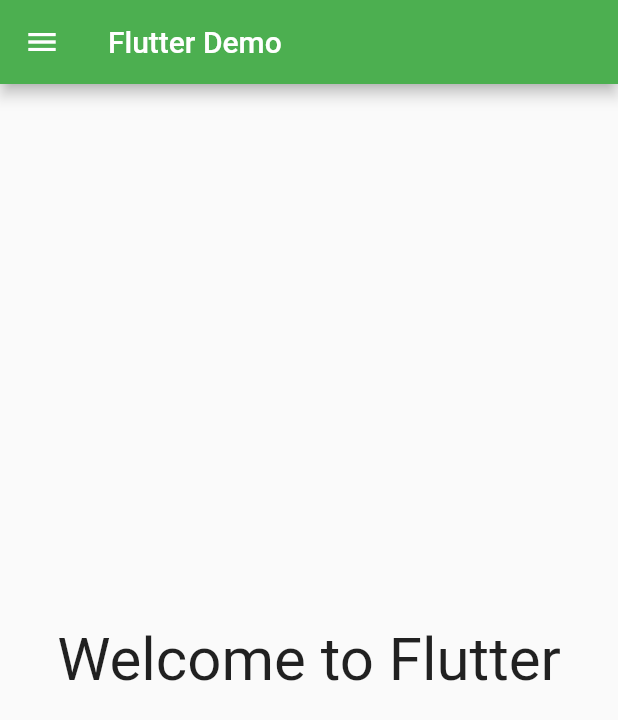
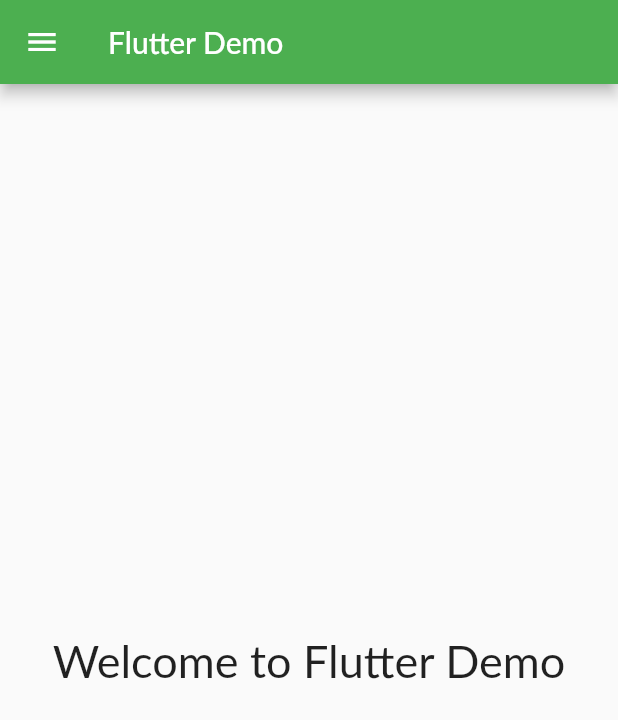
Before and after one commit to maffan91/f3_flutter_demo, a Flutter app: the screen it shows after launch, on a phone screen of 412 x 824 dp. Shown: the top 720 px of the screen. Run offline on Flutter 3.47's test engine with Material 2 defaults, Android fonts, the phone set to English and light mode, and no system bars; missing offline and left inert: flutter_web; Roboto replaces fonts that are missing (Lato).

Commit message:
Web implementation added

```diff
--- a/lib/data/movie-list.dart
+++ b/lib/data/movie-list.dart
@@ -1,4 +1,4 @@
-import 'package:flutter_demo/models/movie.dart';
+import '../models/movie.dart';
 
 class MovieList {
   static Movie getSingleMovie() {
--- a/lib/main.dart
+++ b/lib/main.dart
@@ -1,15 +1,20 @@
-import 'package:flutter/material.dart';
-import 'package:flutter_demo/data/movie-list.dart';
-import 'package:flutter_demo/pages/animation.dart';
-import 'package:flutter_demo/pages/auth.dart';
-import 'package:flutter_demo/pages/columns.dart';
-import 'package:flutter_demo/pages/movies.dart';
-import 'package:flutter_demo/pages/rows.dart';
-import 'package:flutter_demo/pages/stateful.dart';
-import 'package:flutter_demo/pages/stateless.dart';
-import 'package:flutter_demo/pages/welcome.dart';
+import './data/movie-list.dart';
+import './pages/animation.dart';
+import './pages/auth.dart';
+import './pages/columns.dart';
+import './pages/movies.dart';
+import './pages/rows.dart';
+import './pages/stateful.dart';
+import './pages/stateless.dart';
+import './pages/welcome.dart';
+import 'package:flutter_web/material.dart';
 
-void main() => runApp(MyApp());
+void main() {
+  // debugPaintSizeEnabled = true;
+  // debugPaintBaselinesEnabled = true;
+  // debugPaintPointersEnabled = true;
+  runApp(MyApp());
+}
 
 class MyApp extends StatelessWidget {
   @override
@@ -18,9 +23,10 @@ class MyApp extends StatelessWidget {
       title: 'Flutter Demo App',
       debugShowCheckedModeBanner: false,
       theme: ThemeData(
-          brightness: Brightness.light,
-          primaryColor: Colors.green,
-          primarySwatch: Colors.yellow),
+        fontFamily: 'Lato',
+        brightness: Brightness.light,
+        primaryColor: Colors.green,
+      ),
       // home: WelcomePage(),
       routes: {
         '/': (BuildContext context) => WelcomePage(),
--- a/lib/pages/animation.dart
+++ b/lib/pages/animation.dart
@@ -1,6 +1,6 @@
 import 'dart:math';
-import 'package:flutter/material.dart';
-import 'package:flutter_demo/widgets/nav-drawer.dart';
+import '../widgets/nav-drawer.dart';
+import 'package:flutter_web/material.dart';
 
 class AnimationPage extends StatefulWidget {
   @override
--- a/lib/pages/auth.dart
+++ b/lib/pages/auth.dart
@@ -1,6 +1,6 @@
-import 'package:flutter/material.dart';
-import 'package:flutter_demo/helpers/validator.dart';
-import 'package:flutter_demo/widgets/nav-drawer.dart';
+import '../helpers/validator.dart';
+import '../widgets/nav-drawer.dart';
+import 'package:flutter_web/material.dart';
 
 class AuthPage extends StatefulWidget {
   @override
--- a/lib/pages/rows.dart
+++ b/lib/pages/rows.dart
@@ -1,5 +1,5 @@
-import 'package:flutter/material.dart';
-import 'package:flutter_demo/widgets/nav-drawer.dart';
+import '../widgets/nav-drawer.dart';
+import 'package:flutter_web/material.dart';
 
 class RowsPage extends StatelessWidget {
   Column _buildButton(Color color, IconData icon, String label) {
--- a/lib/pages/stateful.dart
+++ b/lib/pages/stateful.dart
@@ -1,5 +1,5 @@
-import 'package:flutter/material.dart';
-import 'package:flutter_demo/widgets/nav-drawer.dart';
+import '../widgets/nav-drawer.dart';
+import 'package:flutter_web/material.dart';
 
 class StatefulPage extends StatefulWidget {
   @override
@@ -27,7 +27,7 @@ class _StatefulPageState extends State<StatefulPage> {
           mainAxisAlignment: MainAxisAlignment.center,
           children: <Widget>[
             Text(
-              'You have pushed the button this many times:',
+              'You have clicked the button this many times:',
             ),
             Text(
               '$_counter',
--- a/lib/pages/stateless.dart
+++ b/lib/pages/stateless.dart
@@ -1,6 +1,6 @@
-import 'package:flutter/material.dart';
-import 'package:flutter_demo/models/movie.dart';
-import 'package:flutter_demo/widgets/nav-drawer.dart';
+import '../models/movie.dart';
+import '../widgets/nav-drawer.dart';
+import 'package:flutter_web/material.dart';
 
 class StatelessPage extends StatelessWidget {
   final Movie movie;
--- a/lib/pages/welcome.dart
+++ b/lib/pages/welcome.dart
@@ -1,5 +1,5 @@
-import 'package:flutter/material.dart';
-import 'package:flutter_demo/widgets/nav-drawer.dart';
+import '../widgets/nav-drawer.dart';
+import 'package:flutter_web/material.dart';
 
 class WelcomePage extends StatelessWidget {
   @override
@@ -12,8 +12,8 @@ class WelcomePage extends StatelessWidget {
       body: Container(
         child: Center(
           child: Text(
-            'Welcome to Flutter',
-            style: TextStyle(fontSize: 40),
+            'Welcome to Flutter Demo',
+            style: TextStyle(fontSize: 30),
           ),
         ),
       ),
--- a/lib/widgets/movie-card.dart
+++ b/lib/widgets/movie-card.dart
@@ -1,5 +1,5 @@
-import 'package:flutter/material.dart';
-import 'package:flutter_demo/models/movie.dart';
+import '../models/movie.dart';
+import 'package:flutter_web/material.dart';
 
 class MovieCard extends StatelessWidget {
   final Movie movie;
```
Also changed, not shown: analysis_options.yaml (added, +13 -0 lines), lib/pages/columns.dart (+15 -4 lines), lib/pages/movies.dart (+5 -5 lines), lib/widgets/nav-drawer.dart (+9 -10 lines), pubspec.yaml (+17 -60 lines), pubspec.lock, 68 other files.
